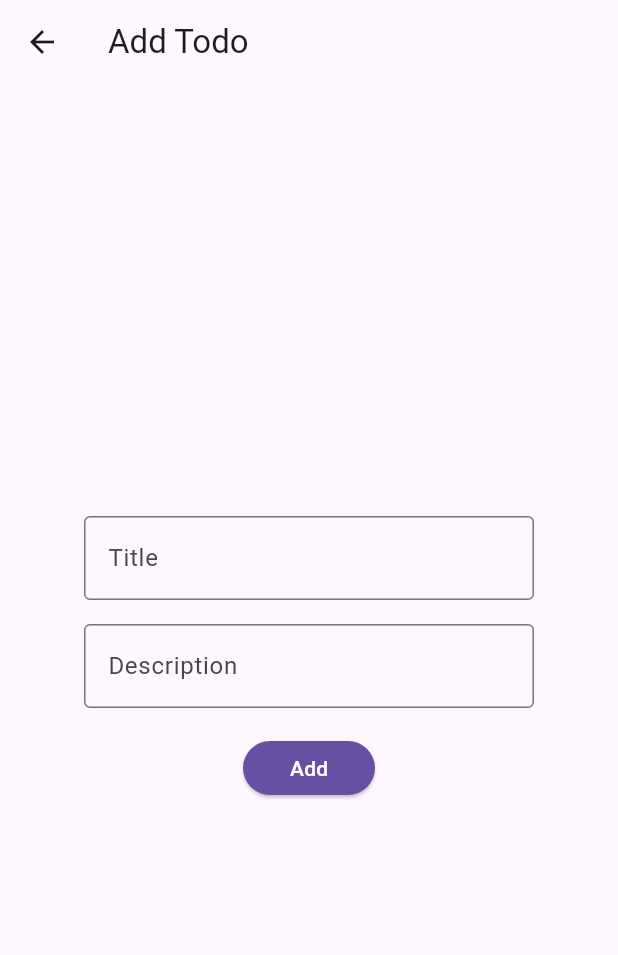
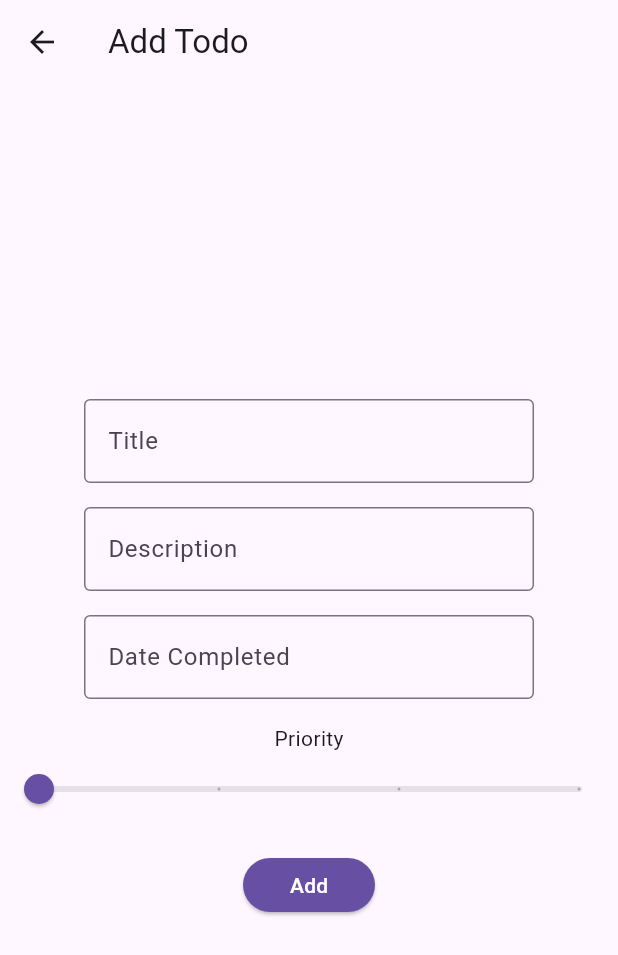
Before and after one commit to ASHUdev05/ToDo, a Flutter app: the screen it shows after launch, after a tap on the "add" icon, on a phone screen of 412 x 824 dp. Shown: the top 955 px of the screen. Run offline on Flutter 3.47's test engine with Material 3 defaults, Android fonts, the light colour scheme and no system bars; our stand-ins replace sqflite; accounts and stored records are empty.

Commit message:
Supports priorities on a scale of 0-3 with color codes and deadline!

```diff
--- a/lib/model/todo.dart
+++ b/lib/model/todo.dart
@@ -2,12 +2,16 @@ class Todo {
   final String id;
   final String title;
   final String description;
+  final String dateCompleted;
+  late int priority;
   late bool isCompleted;
 
   Todo({
     required this.id,
     required this.title,
     required this.description,
+    required this.dateCompleted,
+    required this.priority,
     required this.isCompleted,
   });
 
@@ -16,6 +20,8 @@ class Todo {
       'id': id,
       'title': title,
       'description': description,
+      'dateCompleted': dateCompleted,
+      'priority': priority,
       'isCompleted': isCompleted ? 1 : 0,
     };
   }
@@ -24,6 +30,6 @@ class Todo {
   // each dog when using the print statement.
   @override
   String toString() {
-    return 'Todo{id: $id, title: $title, description: $description, isCompleted: $isCompleted}';
+    return 'Todo{id: $id, title: $title, description: $description, dateCompleted: $dateCompleted, priority: $priority, isCompleted: $isCompleted,}';
   }
 }
--- a/lib/model/todo_db.dart
+++ b/lib/model/todo_db.dart
@@ -19,15 +19,19 @@ class TodoDatabase {
       join(getDatabasesPath().toString(), 'todo_database.db'),
       onCreate: (db, version) {
         return db.execute(
-          'CREATE TABLE todos(id TEXT PRIMARY KEY, title TEXT, description TEXT, isCompleted INTEGER)',
+          'CREATE TABLE todos(id TEXT PRIMARY KEY, title TEXT, description TEXT, dateCompleted TEXT, priority INTEGER, isCompleted INTEGER)',
         );
       },
       onUpgrade: (db, oldVersion, newVersion) {
         if (oldVersion < 2) {
           db.execute('ALTER TABLE todos ADD COLUMN isCompleted INTEGER DEFAULT 0');
         }
+        else if (oldVersion == 2) {
+          db.execute('ALTER TABLE todos ADD COLUMN priority INTEGER DEFAULT 0');
+          db.execute('ALTER TABLE todos ADD COLUMN dateCompleted TEXT');
+        }
       },
-      version: 2,
+      version: 3,
     );
   }
 
@@ -45,9 +49,11 @@ class TodoDatabase {
     final List<Map<String, dynamic>> todoMaps = await db.query('todos');
     return List.generate(todoMaps.length, (i) {
       return Todo(
-        id: todoMaps[i]['id'],
-        title: todoMaps[i]['title'],
-        description: todoMaps[i]['description'],
+        id: todoMaps[i]['id'] ?? '',
+        title: todoMaps[i]['title'] ?? '',
+        description: todoMaps[i]['description'] ?? '',
+        dateCompleted: todoMaps[i]['dateCompleted'] ?? '',
+        priority: todoMaps[i]['priority'] ?? 0,
         isCompleted: todoMaps[i]['isCompleted'] == 1,
       );
     });
--- a/lib/navbarControllers/add_todo_screen.dart
+++ b/lib/navbarControllers/add_todo_screen.dart
@@ -1,4 +1,5 @@
 import 'package:flutter/material.dart';
+import 'package:intl/intl.dart';
 import 'package:todo_offline/model/todo.dart';
 import 'package:todo_offline/model/todo_db.dart';
 import 'package:uuid/uuid.dart';
@@ -24,6 +25,8 @@ class _AddTodoScreenState extends State<AddTodoScreen> {
   late String todoId;
   late String todoTitle;
   late String todoDesc;
+  late TextEditingController todoDateController;
+  late int todoPriority;
   late bool todoIsCompleted;
 
   @override
@@ -32,13 +35,32 @@ class _AddTodoScreenState extends State<AddTodoScreen> {
     if (widget.todo != null) {
       todoId = widget.todo!.id;
       todoTitle = widget.todo!.title;
+      todoDateController = TextEditingController(text: widget.todo!.dateCompleted);
+      todoPriority = widget.todo!.priority;
       todoDesc = widget.todo!.description;
+
       todoIsCompleted = widget.todo!.isCompleted;
     } else {
       todoId = const Uuid().v4();
       todoTitle = '';
       todoDesc = '';
+      todoDateController = TextEditingController();
+      todoPriority = 0;
       todoIsCompleted = false;
+    }
+  }
+
+  Future<void> _selectDate(BuildContext context) async {
+    final DateTime? picked = await showDatePicker(
+      context: context,
+      initialDate: DateTime.now(),
+      firstDate: DateTime(2000),
+      lastDate: DateTime(2101),
+    );
+    if (picked != null) {
+      setState(() {
+        todoDateController.text = DateFormat('yyyy-MM-dd').format(picked);
+      });
     }
   }
 
@@ -85,6 +107,42 @@ class _AddTodoScreenState extends State<AddTodoScreen> {
             ),
           ),
           const SizedBox(height: 16),
+          Center(
+            child: TextField(
+              decoration: const InputDecoration(
+                border: OutlineInputBorder(),
+                hintText: 'Enter Completion Date',
+                labelText: 'Date Completed',
+                constraints: BoxConstraints(
+                  maxWidth: 300,
+                ),
+              ),
+              controller: todoDateController,
+              readOnly: true,
+              onTap: () => _selectDate(context),
+            ),
+          ),
+          const SizedBox(height: 16),
+          Center(
+            child: Column(
+              children: [
+                const Text('Priority'),
+                Slider(
+                  value: todoPriority.toDouble(),
+                  min: 0,
+                  max: 3,
+                  divisions: 3,
+                  label: todoPriority.toString(),
+                  onChanged: (value) {
+                    setState(() {
+                      todoPriority = value.toInt();
+                    });
+                  },
+                ),
+              ],
+            ),
+          ),
+          const SizedBox(height: 16),
           ElevatedButton(
             style: ElevatedButton.styleFrom(
               backgroundColor: Theme.of(context).primaryColor,
@@ -92,10 +150,10 @@ class _AddTodoScreenState extends State<AddTodoScreen> {
               minimumSize: const Size(88, 36),
             ),
             onPressed: () async {
-              if (todoTitle.isEmpty || todoDesc.isEmpty) {
+              if (todoTitle.isEmpty || todoDesc.isEmpty || todoDateController.text.isEmpty) {
                 ScaffoldMessenger.of(context).showSnackBar(
                   const SnackBar(
-                    content: Text('Please enter a title and description'),
+                    content: Text('Please enter a title and description and date'),
                   ),
                 );
                 return;
@@ -104,6 +162,8 @@ class _AddTodoScreenState extends State<AddTodoScreen> {
                 id: todoId,
                 title: todoTitle,
                 description: todoDesc,
+                dateCompleted: todoDateController.text,
+                priority: todoPriority,
                 isCompleted: todoIsCompleted,
               );
               if (widget.todo != null) {
--- a/pubspec.yaml
+++ b/pubspec.yaml
@@ -38,6 +38,7 @@ dependencies:
   uuid: ^4.5.1
   sqflite: ^2.4.0
   path: ^1.9.0
+  intl: ^0.19.0
 
 dev_dependencies:
   flutter_test:
```
Also changed, not shown: lib/today_screen.dart (+33 -2 lines), pubspec.lock.
